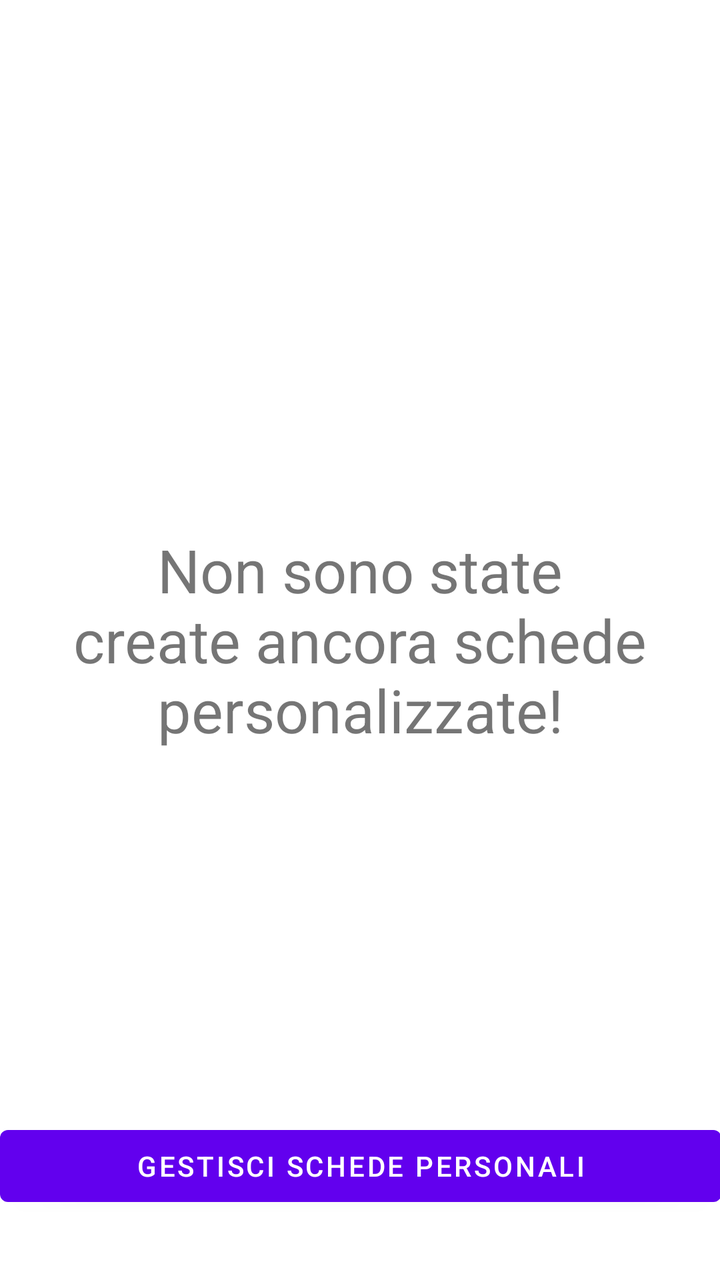
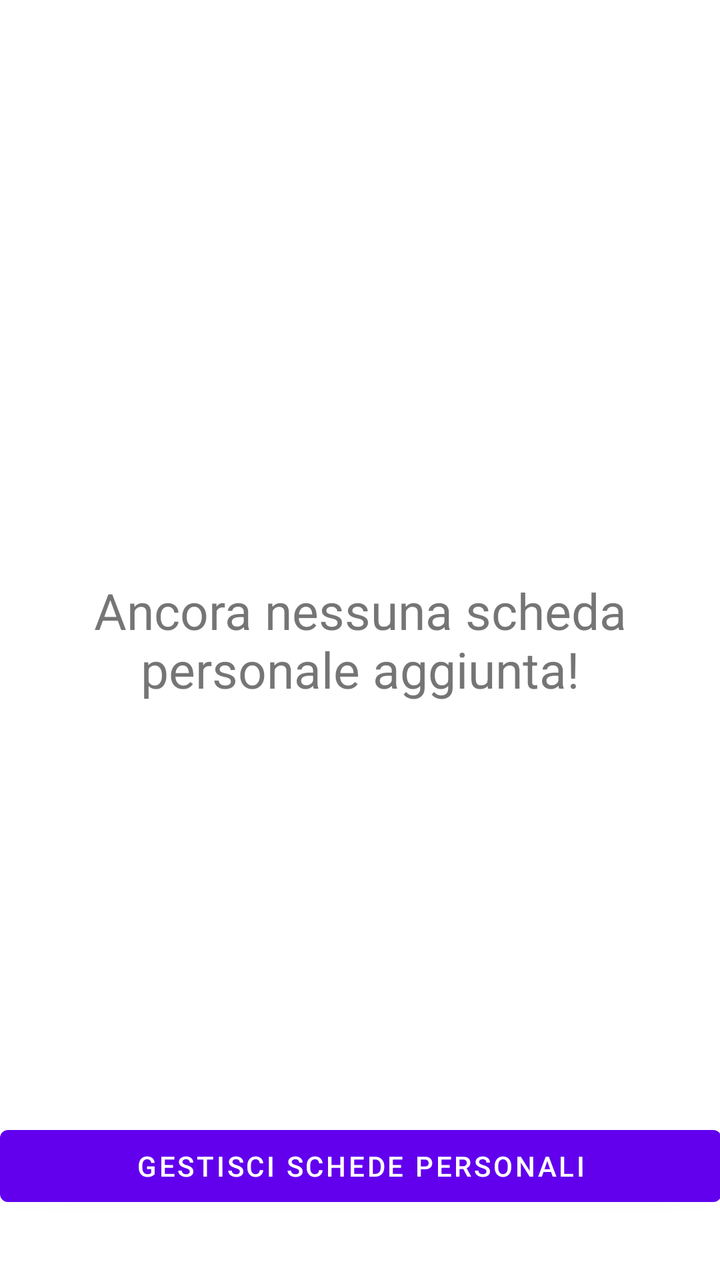

Before-and-after screenshots of an Android layout around one commit, followed by the original layout XML and the change that was made.
<!-- AndroidManifest.xml: application theme Theme.YourCali -->
<!-- res/layout/fragment_personal_workout_plan_selection.xml -->
<?xml version="1.0" encoding="utf-8"?>
<FrameLayout xmlns:android="http://schemas.android.com/apk/res/android"
    xmlns:tools="http://schemas.android.com/tools"
    android:layout_width="match_parent"
    android:layout_height="match_parent"
    xmlns:app="http://schemas.android.com/apk/res-auto"
    tools:context=".PersonalWorkoutPlanSelectionFragment">

    <TextView
        android:id="@+id/emptypersonalworkout"
        android:layout_width="match_parent"
        android:layout_height="wrap_content"
        android:layout_gravity="center"
        android:text="Non sono state create ancora schede personalizzate!"
        android:textAlignment="center"
        android:textSize="30dp" />

    <LinearLayout
        android:layout_width="match_parent"
        android:layout_height="match_parent"
        android:orientation="vertical">

        <ScrollView
            android:layout_width="match_parent"
            android:layout_height="559dp">

            <androidx.recyclerview.widget.RecyclerView
                android:id="@+id/personalWorkoutRecycler"
                android:layout_width="match_parent"
                android:layout_height="match_parent" />

        </ScrollView>

        <Button
            android:id="@+id/createWorkoutPlanButton"
            android:layout_width="wrap_content"
            android:layout_height="wrap_content"
            android:text="Crea scheda"
            android:visibility="gone" />

        <Button
            android:id="@+id/cancelManagingWorkoutPlansButton"
            android:layout_width="match_parent"
            android:layout_height="wrap_content"
            android:text="Annulla"
            android:visibility="gone" />

        <Button
            android:id="@+id/manageWorkoutPlansButton"
            android:layout_width="match_parent"
            android:layout_height="wrap_content"
            android:layout_alignParentEnd="true"
            android:layout_marginEnd="-1dp"
            android:text="Gestisci schede personali"
            tools:layout_editor_absoluteX="0dp"
            tools:layout_editor_absoluteY="376dp" />

    </LinearLayout>


</FrameLayout>
<!-- resources referenced by this layout -->
<resources>
  <style name="Theme.YourCali" parent="Theme.MaterialComponents.DayNight.NoActionBar">
          
          <item name="colorPrimary">@color/purple_500</item>
          <item name="colorPrimaryVariant">@color/purple_700</item>
          <item name="colorOnPrimary">@color/white</item>
          
          <item name="colorSecondary">@color/teal_200</item>
          <item name="colorSecondaryVariant">@color/teal_700</item>
          <item name="colorOnSecondary">@color/black</item>
          
          <item name="android:statusBarColor" tools:targetApi="l">@color/DarkOrange</item>
          
      </style>
  <color name="purple_500">#FF6200EE</color>
  <color name="purple_700">#FF3700B3</color>
  <color name="white">#FFFFFFFF</color>
  <color name="teal_200">#FF03DAC5</color>
  <color name="teal_700">#FF018786</color>
  <color name="black">#FF000000</color>
  <color name="DarkOrange">#FFFC7C35</color>
</resources>

<!-- the commit's change to res/layout/fragment_personal_workout_plan_selection.xml (unified diff, before → after) -->
@@ -8,12 +8,12 @@
 
     <TextView
         android:id="@+id/emptypersonalworkout"
-        android:layout_width="match_parent"
+        android:layout_width="379dp"
         android:layout_height="wrap_content"
         android:layout_gravity="center"
-        android:text="Non sono state create ancora schede personalizzate!"
+        android:text="Ancora nessuna scheda personale aggiunta!"
         android:textAlignment="center"
-        android:textSize="30dp" />
+        android:textSize="25sp" />
 
     <LinearLayout
         android:layout_width="match_parent"
